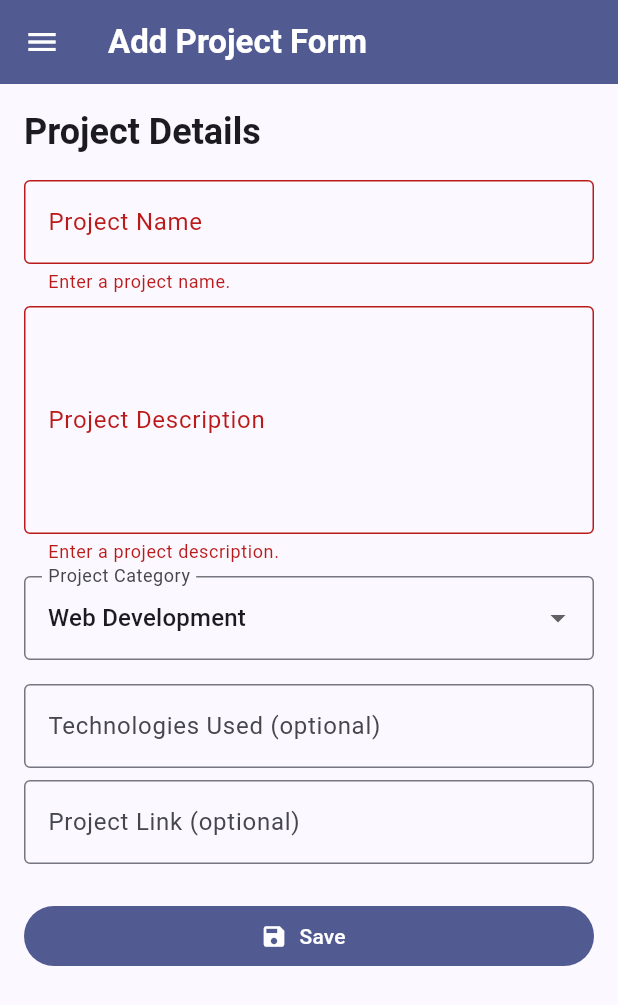
After one commit to tiffanyekklesia/myportofolio_mobile, a Flutter app: the ProjectFormPage screen opened directly, after a tap on "Save", on a phone screen of 412 x 824 dp. The commit adds this screen. Shown: the top 1005 px of the screen. Run offline on Flutter 3.47's test engine with Material 3 defaults, Android fonts, the phone set to English and light mode, and no system bars.

Commit message:
feat: complete tutorial 9 project form

```diff
--- /dev/null
+++ b/lib/screens/project_form_page.dart
@@ -0,0 +1,239 @@
+import 'package:flutter/material.dart';
+import 'package:myportofolio_mobile/widgets/portfolio_drawer.dart';
+
+class ProjectFormPage extends StatefulWidget {
+  const ProjectFormPage({super.key});
+
+  @override
+  State<ProjectFormPage> createState() => _ProjectFormPageState();
+}
+
+class _ProjectFormPageState extends State<ProjectFormPage> {
+  static const List<String> _categories = [
+    'Web Development',
+    'Mobile Development',
+    'Machine Learning',
+    'Data Science',
+    'Other',
+  ];
+
+  final GlobalKey<FormState> _formKey = GlobalKey<FormState>();
+  final TextEditingController _nameController = TextEditingController();
+  final TextEditingController _descriptionController = TextEditingController();
+  final TextEditingController _technologiesController = TextEditingController();
+  final TextEditingController _linkController = TextEditingController();
+
+  String _category = _categories.first;
+
+  void _saveProject() {
+    if (!_formKey.currentState!.validate()) {
+      return;
+    }
+
+    final projectName = _nameController.text.trim();
+    final description = _descriptionController.text.trim();
+    final technologies = _technologiesController.text.trim();
+    final projectLink = _linkController.text.trim();
+    final category = _category;
+
+    showDialog<void>(
+      context: context,
+      builder: (dialogContext) => AlertDialog(
+        title: const Text('Project added successfully!'),
+        content: SingleChildScrollView(
+          child: Column(
+            mainAxisSize: MainAxisSize.min,
+            crossAxisAlignment: CrossAxisAlignment.start,
+            children: [
+              _summaryRow('Project Name', projectName),
+              _summaryRow('Description', description),
+              _summaryRow('Category', category),
+              _summaryRow(
+                'Technologies',
+                technologies.isEmpty ? '—' : technologies,
+              ),
+              _summaryRow('Link', projectLink.isEmpty ? '—' : projectLink),
+            ],
+          ),
+        ),
+        actions: [
+          TextButton(
+            onPressed: () {
+              Navigator.of(dialogContext).pop();
+              _resetForm();
+            },
+            child: const Text('OK'),
+          ),
+        ],
+      ),
+    );
+  }
+
+  Widget _summaryRow(String label, String value) {
+    return Padding(
+      padding: const EdgeInsets.symmetric(vertical: 4),
+      child: Text('$label: $value'),
+    );
+  }
+
+  void _resetForm() {
+    _formKey.currentState!.reset();
+    _nameController.clear();
+    _descriptionController.clear();
+    _technologiesController.clear();
+    _linkController.clear();
+    setState(() {
+      _category = _categories.first;
+    });
+  }
+
+  String? _requiredTextValidator(String? value, String errorMessage) {
+    if (value == null || value.trim().isEmpty) {
+      return errorMessage;
+    }
+    return null;
+  }
+
+  String? _projectLinkValidator(String? value) {
+    final link = value?.trim() ?? '';
+    if (link.isEmpty) {
+      return null;
+    }
+
+    final uri = Uri.tryParse(link);
+    if (uri == null ||
+        (uri.scheme != 'http' && uri.scheme != 'https') ||
+        uri.host.isEmpty) {
+      return 'Enter a valid http or https URL.';
+    }
+    return null;
+  }
+
+  @override
+  Widget build(BuildContext context) {
+    return Scaffold(
+      appBar: AppBar(
+        title: const Text(
+          'Add Project Form',
+          style: TextStyle(color: Colors.white, fontWeight: FontWeight.bold),
+        ),
+        backgroundColor: Theme.of(context).colorScheme.primary,
+        iconTheme: const IconThemeData(color: Colors.white),
+      ),
+      drawer: const PortfolioDrawer(currentPage: 'add_project'),
+      body: SafeArea(
+        child: Form(
+          key: _formKey,
+          child: SingleChildScrollView(
+            padding: const EdgeInsets.all(16),
+            child: Column(
+              crossAxisAlignment: CrossAxisAlignment.stretch,
+              children: [
+                Text(
+                  'Project Details',
+                  style: Theme.of(context).textTheme.headlineSmall
+                      ?.copyWith(fontWeight: FontWeight.bold),
+                ),
+                const SizedBox(height: 16),
+                TextFormField(
+                  key: const Key('project-name-field'),
+                  controller: _nameController,
+                  decoration: const InputDecoration(
+                    labelText: 'Project Name',
+                    hintText: 'Project Name',
+                    border: OutlineInputBorder(),
+                  ),
+                  textInputAction: TextInputAction.next,
+                  validator: (value) =>
+                      _requiredTextValidator(value, 'Enter a project name.'),
+                ),
+                const SizedBox(height: 8),
+                TextFormField(
+                  key: const Key('project-description-field'),
+                  controller: _descriptionController,
+                  maxLines: 5,
+                  decoration: const InputDecoration(
+                    labelText: 'Project Description',
+                    hintText: 'Describe your project',
+                    border: OutlineInputBorder(),
+                  ),
+                  validator: (value) => _requiredTextValidator(
+                    value,
+                    'Enter a project description.',
+                  ),
+                ),
+                const SizedBox(height: 8),
+                DropdownButtonFormField<String>(
+                  key: const Key('project-category-field'),
+                  initialValue: _category,
+                  isExpanded: true,
+                  decoration: const InputDecoration(
+                    labelText: 'Project Category',
+                    border: OutlineInputBorder(),
+                  ),
+                  items: _categories
+                      .map(
+                        (category) => DropdownMenuItem<String>(
+                          value: category,
+                          child: Text(
+                            category,
+                            overflow: TextOverflow.ellipsis,
+                          ),
+                        ),
+                      )
+                      .toList(),
+                  onChanged: (newCategory) {
+                    if (newCategory != null) {
+                      setState(() {
+                        _category = newCategory;
+                      });
+                    }
+                  },
+                ),
+                const SizedBox(height: 16),
+                TextFormField(
+                  key: const Key('project-technologies-field'),
+                  controller: _technologiesController,
+                  decoration: const InputDecoration(
+                    labelText: 'Technologies Used (optional)',
+                    hintText: 'Example: Flutter, Django, Figma',
+                    border: OutlineInputBorder(),
+                  ),
+                  textInputAction: TextInputAction.next,
+                ),
+                const SizedBox(height: 8),
+                TextFormField(
+                  key: const Key('project-link-field'),
+                  controller: _linkController,
+                  keyboardType: TextInputType.url,
+                  textInputAction: TextInputAction.done,
+                  decoration: const InputDecoration(
+                    labelText: 'Project Link (optional)',
+                    hintText: 'https://example.com',
+                    border: OutlineInputBorder(),
+                  ),
+                  validator: _projectLinkValidator,
+                ),
+                const SizedBox(height: 24),
+                FilledButton.icon(
+                  onPressed: _saveProject,
+                  icon: const Icon(Icons.save),
+                  label: const Text('Save'),
+                ),
+              ],
+            ),
+          ),
+        ),
+      ),
+    );
+  }
+
+  @override
+  void dispose() {
+    _nameController.dispose();
+    _descriptionController.dispose();
+    _technologiesController.dispose();
+    _linkController.dispose();
+    super.dispose();
+  }
+}
--- a/lib/widgets/portfolio_drawer.dart
+++ b/lib/widgets/portfolio_drawer.dart
@@ -1,6 +1,7 @@
 import 'package:flutter/material.dart';
 import 'package:myportofolio_mobile/screens/home_page.dart';
 import 'package:myportofolio_mobile/screens/education_form_page.dart';
+import 'package:myportofolio_mobile/screens/project_form_page.dart';
 
 class PortfolioDrawer extends StatelessWidget {
   const PortfolioDrawer({super.key, required this.currentPage});
@@ -37,6 +38,11 @@ class PortfolioDrawer extends StatelessWidget {
                     fontWeight: FontWeight.bold,
                   ),
                 ),
+                SizedBox(height: 4),
+                Text(
+                  'Explore projects & experiences',
+                  style: TextStyle(color: Colors.white, fontSize: 12),
+                ),
               ],
             ),
           ),
@@ -61,15 +67,12 @@ class PortfolioDrawer extends StatelessWidget {
                 }
 
                 if (item.route == 'add_project') {
-                  ScaffoldMessenger.of(context)
-                    ..hideCurrentSnackBar()
-                    ..showSnackBar(
-                      const SnackBar(
-                        content: Text(
-                          'Add Project page is not yet implemented.',
-                        ),
-                      ),
-                    );
+                  Navigator.push(
+                    context,
+                    MaterialPageRoute(
+                      builder: (context) => const ProjectFormPage(),
+                    ),
+                  );
                   return;
                 }
 
```
Also changed, not shown: lib/screens/home_page.dart (+1 -71 lines), lib/widgets/project_card.dart (added, +71 -0 lines), 2 other files.
